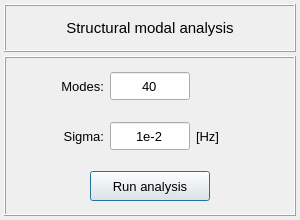
Qt form pulse/interface/data/ui_files/analysis/structural/modal_analysis.ui (open-pulse/OpenPulse) before a commit.
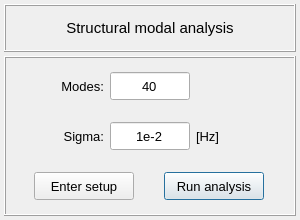
The same form after that commit. Icons and pictures are not drawn.

Commit message: Fix the TL bug and implement save/load model results for last analysis

```diff
--- a/pulse/interface/data/ui_files/analysis/structural/modal_analysis.ui
+++ b/pulse/interface/data/ui_files/analysis/structural/modal_analysis.ui
@@ -484,18 +484,18 @@
          <property name="bottomMargin">
           <number>0</number>
          </property>
-         <item row="0" column="0">
+         <item row="0" column="1">
           <widget class="QPushButton" name="pushButton_run_analysis">
            <property name="minimumSize">
             <size>
-             <width>120</width>
-             <height>30</height>
+             <width>100</width>
+             <height>28</height>
             </size>
            </property>
            <property name="maximumSize">
             <size>
-             <width>120</width>
-             <height>30</height>
+             <width>100</width>
+             <height>28</height>
             </size>
            </property>
            <property name="font">
@@ -511,6 +511,37 @@
            </property>
           </widget>
          </item>
+         <item row="0" column="0">
+          <widget class="QPushButton" name="pushButton_enter_setup">
+           <property name="minimumSize">
+            <size>
+             <width>100</width>
+             <height>28</height>
+            </size>
+           </property>
+           <property name="maximumSize">
+            <size>
+             <width>100</width>
+             <height>28</height>
+            </size>
+           </property>
+           <property name="font">
+            <font>
+             <family>MS Shell Dlg 2</family>
+             <pointsize>10</pointsize>
+             <weight>50</weight>
+             <italic>false</italic>
+             <bold>false</bold>
+            </font>
+           </property>
+           <property name="styleSheet">
+            <string notr="true"/>
+           </property>
+           <property name="text">
+            <string>Enter setup</string>
+           </property>
+          </widget>
+         </item>
         </layout>
        </widget>
       </item>
```
The commit also changes 57 other files.
